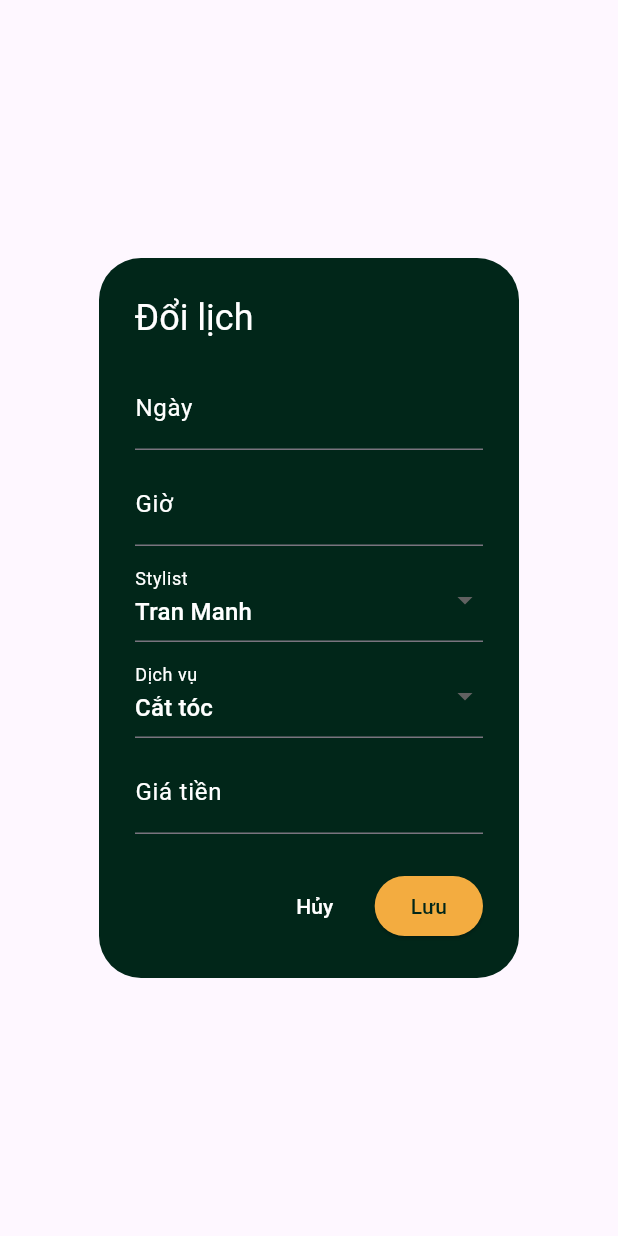
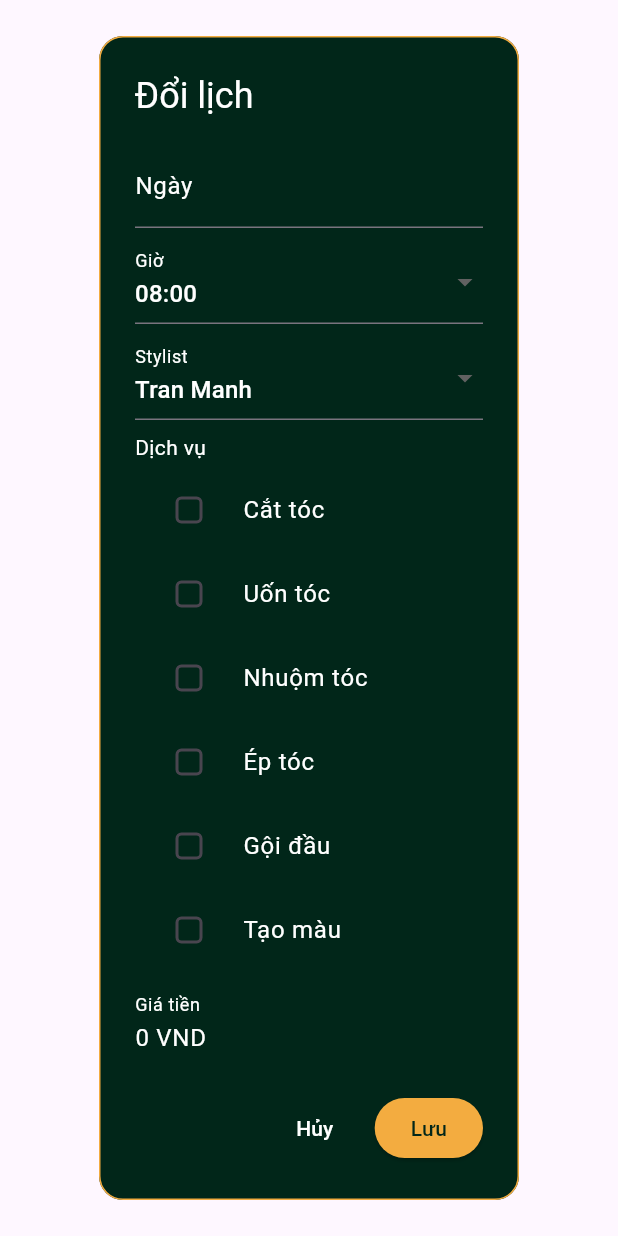
Before and after one commit to finnndev/mobile_training, a Flutter app: the EditScheduleDialog widget shown alone on an empty page, opened directly with empty values, on a phone screen of 412 x 824 dp. Run offline on Flutter 3.47's test engine with Material 3 defaults, Android fonts, the phone set to English and light mode, and no system bars; our stand-ins replace carousel_slider, flutter_svg, shared_preferences, smooth_page_indicator, table_calendar; accounts and stored records are empty.

Commit message:
fix : fix edit_schedule_dialog

```diff
--- a/hps_app/lib/module/menu/widgets/edit_schedule_dialog.dart
+++ b/hps_app/lib/module/menu/widgets/edit_schedule_dialog.dart
@@ -1,13 +1,18 @@
 import 'package:flutter/material.dart';
 import 'package:hps_app/module/menu/widgets/model%20.dart';
+import 'package:intl/intl.dart';
+import 'package:hps_app/module/booking/constants/booking_constants.dart';
 import 'package:hps_app/shared/constants/colors.dart';
 
 class EditScheduleDialog extends StatefulWidget {
   final ScheduleModel model;
-  final List<String> stylists;
-  final List<String> services;
   final void Function(ScheduleModel) onSave;
-  const EditScheduleDialog({super.key, required this.model, required this.stylists, required this.services, required this.onSave});
+
+  const EditScheduleDialog({
+    super.key,
+    required this.model,
+    required this.onSave,
+  });
 
   @override
   State<EditScheduleDialog> createState() => _EditScheduleDialogState();
@@ -17,37 +22,41 @@ class _EditScheduleDialogState extends State<EditScheduleDialog> {
   late String date;
   late String time;
   late String stylist;
-  late String service;
-  late String price;
-
-  static const List<String> defaultStylists = [
-    'Tran Manh',
-    'Jun Won',
-    'Woo Your',
-  ];
-  static const List<String> defaultServices = [
-    'Cắt tóc',
-    'Nhuộm tóc',
-    'Uốn tóc',
-    'Ép tóc',
-    'Gội đầu',
-    'Tạo mẫu',
-  ];
+  late List<String> selectedServices;
+  late double price;
 
   @override
   void initState() {
     super.initState();
     date = widget.model.date;
-    time = widget.model.time;
-    stylist = defaultStylists.contains(widget.model.stylist) ? widget.model.stylist : defaultStylists.first;
-    service = defaultServices.contains(widget.model.service) ? widget.model.service : defaultServices.first;
-    price = widget.model.price;
+    time = kTimeSlots.contains(widget.model.time)
+        ? widget.model.time
+        : kTimeSlots.first;
+    stylist = kCreators.any((s) => s.name == widget.model.stylist)
+        ? widget.model.stylist
+        : kCreators.first.name;
+    selectedServices = widget.model.service.split(', ').where((s) => s.isNotEmpty).toList();
+    price = selectedServices.fold(0.0, (sum, s) => sum + getServicePrice(s));
   }
+
+  void _updateTotalPrice() {
+    price = selectedServices.fold(0.0, (sum, s) => sum + getServicePrice(s));
+  }
+
+  String _formatPrice(double value) =>
+      '${NumberFormat.currency(locale: 'vi_VN', symbol: '', decimalDigits: 0).format(value)}VND';
 
   @override
   Widget build(BuildContext context) {
     return AlertDialog(
       backgroundColor: ColorsConstants.backgroundColor,
+      shape: RoundedRectangleBorder(
+        side: const BorderSide(
+          color: ColorsConstants.yellowPrimary,
+          width: 1,
+        ),
+        borderRadius: BorderRadius.circular(16),
+      ),
       title: const Text('Đổi lịch', style: TextStyle(color: ColorsConstants.text)),
       content: SingleChildScrollView(
         child: Column(
@@ -56,7 +65,10 @@ class _EditScheduleDialogState extends State<EditScheduleDialog> {
             TextField(
               controller: TextEditingController(text: date),
               style: const TextStyle(color: ColorsConstants.text),
-              decoration: const InputDecoration(labelText: 'Ngày', labelStyle: TextStyle(color: ColorsConstants.text)),
+              decoration: const InputDecoration(
+                labelText: 'Ngày',
+                labelStyle: TextStyle(color: ColorsConstants.text),
+              ),
               readOnly: true,
               onTap: () async {
                 final picked = await showDatePicker(
@@ -73,35 +85,78 @@ class _EditScheduleDialogState extends State<EditScheduleDialog> {
               },
             ),
             const SizedBox(height: 8),
-            TextField(
-              controller: TextEditingController(text: time),
-              style: const TextStyle(color: ColorsConstants.text),
-              decoration: const InputDecoration(labelText: 'Giờ', labelStyle: TextStyle(color: ColorsConstants.text)),
-              onChanged: (v) => time = v,
+            DropdownButtonFormField<String>(
+              value: time,
+              dropdownColor: ColorsConstants.backgroundColor,
+              decoration: const InputDecoration(
+                labelText: 'Giờ',
+                labelStyle: TextStyle(color: ColorsConstants.text),
+              ),
+              items: kTimeSlots
+                  .map((t) => DropdownMenuItem(
+                        value: t,
+                        child: Text(t, style: const TextStyle(color: ColorsConstants.text)),
+                      ))
+                  .toList(),
+              onChanged: (v) => setState(() => time = v ?? time),
             ),
             const SizedBox(height: 8),
             DropdownButtonFormField<String>(
               value: stylist,
               dropdownColor: ColorsConstants.backgroundColor,
-              decoration: const InputDecoration(labelText: 'Stylist', labelStyle: TextStyle(color: ColorsConstants.text)),
-              items: defaultStylists.map((s) => DropdownMenuItem(value: s, child: Text(s, style: const TextStyle(color: ColorsConstants.text)))).toList(),
+              decoration: const InputDecoration(
+                labelText: 'Stylist',
+                labelStyle: TextStyle(color: ColorsConstants.text),
+              ),
+              items: kCreators
+                  .map((s) => DropdownMenuItem(
+                        value: s.name,
+                        child: Text(s.name, style: const TextStyle(color: ColorsConstants.text)),
+                      ))
+                  .toList(),
               onChanged: (v) => setState(() => stylist = v ?? stylist),
             ),
             const SizedBox(height: 8),
-            DropdownButtonFormField<String>(
-              value: service,
-              dropdownColor: ColorsConstants.backgroundColor,
-              decoration: const InputDecoration(labelText: 'Dịch vụ', labelStyle: TextStyle(color: ColorsConstants.text)),
-              items: defaultServices.map((s) => DropdownMenuItem(value: s, child: Text(s, style: const TextStyle(color: ColorsConstants.text)))).toList(),
-              onChanged: (v) => setState(() => service = v ?? service),
+            Container(
+              alignment: Alignment.centerLeft,
+              child: Column(
+                crossAxisAlignment: CrossAxisAlignment.start,
+                children: [
+                  const Text('Dịch vụ', style: TextStyle(color: ColorsConstants.text)),
+                  const SizedBox(height: 4),
+                  ...kServices.map((s) {
+                    return CheckboxListTile(
+                      value: selectedServices.contains(s.label),
+                      onChanged: (checked) {
+                        setState(() {
+                          if (checked == true) {
+                            selectedServices.add(s.label);
+                          } else {
+                            selectedServices.remove(s.label);
+                          }
+                          _updateTotalPrice();
+                        });
+                      },
+                      title: Text(s.label, style: const TextStyle(color: ColorsConstants.text)),
+                      controlAffinity: ListTileControlAffinity.leading,
+                      activeColor: ColorsConstants.yellowPrimary,
+                      checkboxShape: RoundedRectangleBorder(
+                        borderRadius: BorderRadius.circular(4),
+                      ),
+                    );
+                  }),
+                ],
+              ),
             ),
             const SizedBox(height: 8),
             TextField(
-              controller: TextEditingController(text: price),
+              controller: TextEditingController(text: _formatPrice(price)),
+              readOnly: true,
               style: const TextStyle(color: ColorsConstants.text),
-              decoration: const InputDecoration(labelText: 'Giá tiền', labelStyle: TextStyle(color: ColorsConstants.text)),
-              onChanged: (v) => price = v,
-              keyboardType: TextInputType.number,
+              decoration: const InputDecoration(
+                labelText: 'Giá tiền',
+                labelStyle: TextStyle(color: ColorsConstants.text),
+              ),
             ),
           ],
         ),
@@ -118,13 +173,14 @@ class _EditScheduleDialogState extends State<EditScheduleDialog> {
               time: time,
               date: date,
               stylist: stylist,
-              service: service,
-              price: price,
+              service: selectedServices.join(', '),
+              price: _formatPrice(price),
               type: widget.model.type,
             ));
             Navigator.of(context).pop();
           },
-          child: const Text('Lưu', style: TextStyle(color: ColorsConstants.backgroundColor)),
+          child: const Text('Lưu',
+              style: TextStyle(color: ColorsConstants.backgroundColor)),
         ),
       ],
     );
--- a/hps_app/lib/module/menu/widgets/model .dart
+++ b/hps_app/lib/module/menu/widgets/model .dart
@@ -15,7 +15,8 @@ class ScheduleModel {
         time: json['time'],
         date: json['date'],
         stylist: json['stylist'],
-        service: json['service'],
+       service: json['service'] ?? '',
+
         price: json['price'],
         type: json['type'],
       );
--- a/hps_app/lib/module/menu/widgets/schedule_screen.dart
+++ b/hps_app/lib/module/menu/widgets/schedule_screen.dart
@@ -155,15 +155,14 @@ Future<void> _confirmCancel(int index) async {
                                       context: context,
                                       builder: (context) => EditScheduleDialog(
   model: model,
-                                        stylists: stylists,
-                                        services: services,
   onSave: (edited) async {
     setState(() {
       data[index] = edited;
     });
     await ScheduleService.updateAll([...upcoming, ...history]);
   },
-                                      ),
+)
+
                                     );
                                   }),
                                 ]
```
Lines whose indentation alone changed are shown as unchanged.
